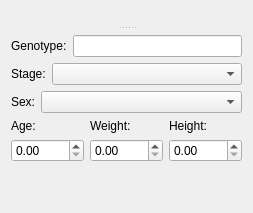
The window that src/scipyen/gui/widgets/dataclasswidgets/biometricswidget.ui (ctigaret/scipyen) describes before a commit, drawn with Qt 5.
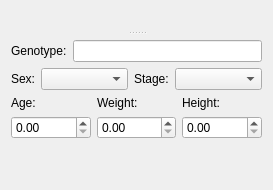
The same window after the commit. Custom widgets are drawn as their Qt base class.

Diff of the .ui file:
```diff
--- a/src/scipyen/gui/widgets/dataclasswidgets/biometricswidget.ui
+++ b/src/scipyen/gui/widgets/dataclasswidgets/biometricswidget.ui
@@ -6,8 +6,8 @@
    <rect>
     <x>0</x>
     <y>0</y>
-    <width>253</width>
-    <height>213</height>
+    <width>273</width>
+    <height>190</height>
    </rect>
   </property>
   <property name="windowTitle">
@@ -39,7 +39,7 @@
        </sizepolicy>
       </property>
      </widget>
-     <widget class="QWidget" name="layoutWidget">
+     <widget class="QWidget" name="">
       <layout class="QVBoxLayout" name="verticalLayout_4">
        <item>
         <widget class="NameDescriptionWidget" name="nameDescriptionWidget" native="true"/>
@@ -77,54 +77,6 @@
        <item>
         <layout class="QHBoxLayout" name="horizontalLayout">
          <item>
-          <widget class="QLabel" name="label_3">
-           <property name="sizePolicy">
-            <sizepolicy hsizetype="Minimum" vsizetype="Minimum">
-             <horstretch>0</horstretch>
-             <verstretch>0</verstretch>
-            </sizepolicy>
-           </property>
-           <property name="toolTip">
-            <string>Developmental stage</string>
-           </property>
-           <property name="statusTip">
-            <string>Developmental stage</string>
-           </property>
-           <property name="whatsThis">
-            <string>Developmental stage</string>
-           </property>
-           <property name="text">
-            <string>Stage:</string>
-           </property>
-           <property name="buddy">
-            <cstring>devStageComboBox</cstring>
-           </property>
-          </widget>
-         </item>
-         <item>
-          <widget class="QComboBox" name="devStageComboBox">
-           <property name="sizePolicy">
-            <sizepolicy hsizetype="MinimumExpanding" vsizetype="Fixed">
-             <horstretch>0</horstretch>
-             <verstretch>0</verstretch>
-            </sizepolicy>
-           </property>
-           <property name="toolTip">
-            <string>Developmental stage</string>
-           </property>
-           <property name="statusTip">
-            <string>Developmental stage</string>
-           </property>
-           <property name="whatsThis">
-            <string>Developmental stage</string>
-           </property>
-          </widget>
-         </item>
-        </layout>
-       </item>
-       <item>
-        <layout class="QHBoxLayout" name="horizontalLayout_2">
-         <item>
           <widget class="QLabel" name="label_2">
            <property name="sizePolicy">
             <sizepolicy hsizetype="Minimum" vsizetype="Minimum">
@@ -168,6 +120,50 @@
            </property>
           </widget>
          </item>
+         <item>
+          <widget class="QLabel" name="label_3">
+           <property name="sizePolicy">
+            <sizepolicy hsizetype="Minimum" vsizetype="Minimum">
+             <horstretch>0</horstretch>
+             <verstretch>0</verstretch>
+            </sizepolicy>
+           </property>
+           <property name="toolTip">
+            <string>Developmental stage</string>
+           </property>
+           <property name="statusTip">
+            <string>Developmental stage</string>
+           </property>
+           <property name="whatsThis">
+            <string>Developmental stage</string>
+           </property>
+           <property name="text">
+            <string>Stage:</string>
+           </property>
+           <property name="buddy">
+            <cstring>devStageComboBox</cstring>
+           </property>
+          </widget>
+         </item>
+         <item>
+          <widget class="QComboBox" name="devStageComboBox">
+           <property name="sizePolicy">
+            <sizepolicy hsizetype="MinimumExpanding" vsizetype="Fixed">
+             <horstretch>0</horstretch>
+             <verstretch>0</verstretch>
+            </sizepolicy>
+           </property>
+           <property name="toolTip">
+            <string>Developmental stage</string>
+           </property>
+           <property name="statusTip">
+            <string>Developmental stage</string>
+           </property>
+           <property name="whatsThis">
+            <string>Developmental stage</string>
+           </property>
+          </widget>
+         </item>
         </layout>
        </item>
        <item>
```
Left out of the diff: 9 changed lines with no effect on the pictures.
